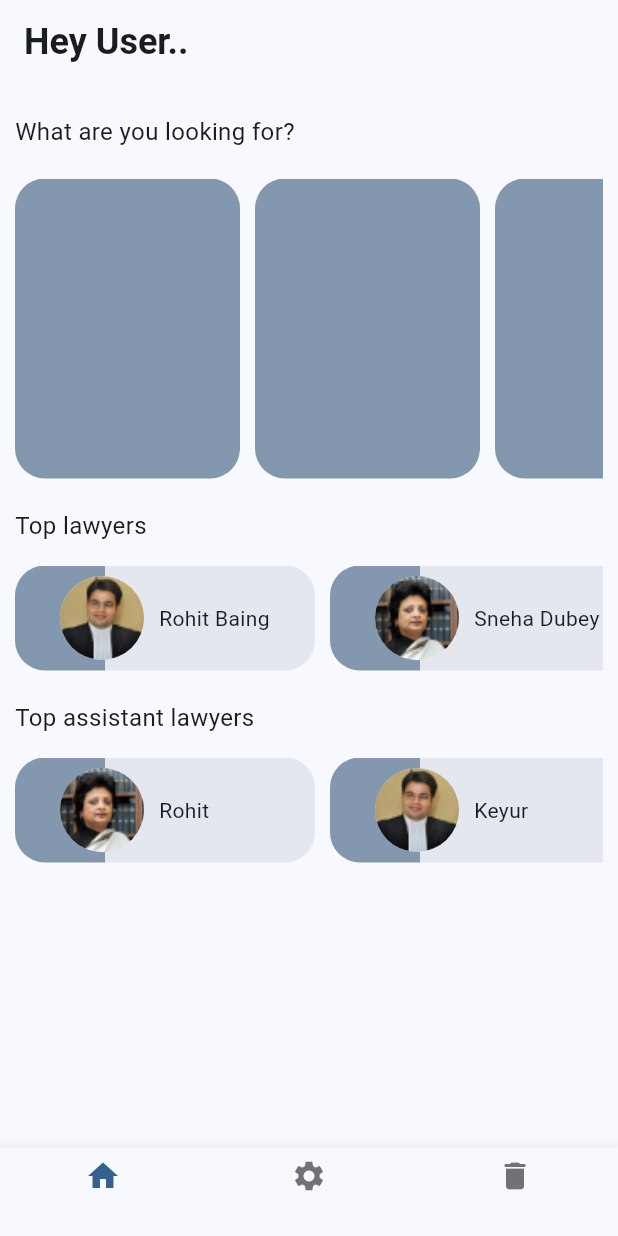
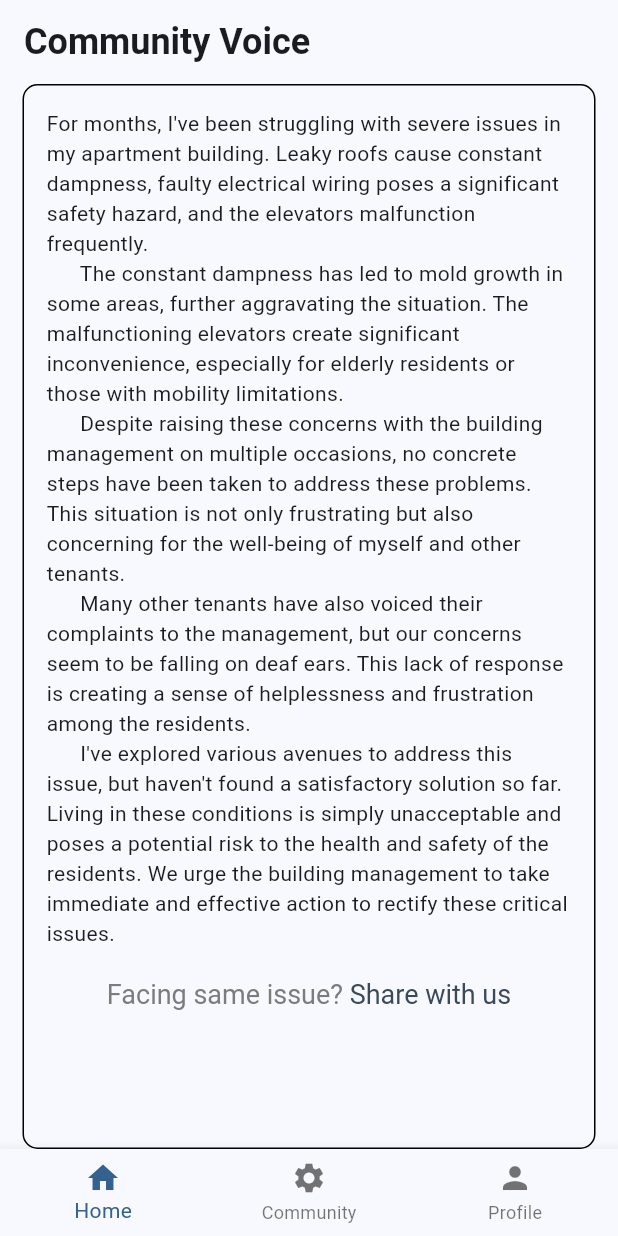
Before and after one commit to rohitbaing08/Nyayak, a Flutter app: the screen it shows after launch, on a phone screen of 412 x 824 dp. Run offline on Flutter 3.47's test engine with Material 3 defaults, Android fonts, the phone set to English and light mode, and no system bars; our stand-ins replace firebase_core, flutter_chat_types, flutter_chat_ui, go_router; accounts and stored records are empty.

Commit message:
Bottom nav bar added

```diff
--- a/lib/view/screens/bottom_nav.dart
+++ b/lib/view/screens/bottom_nav.dart
@@ -1,6 +1,6 @@
 import 'package:flutter/material.dart';
 import 'package:nyayak/view/screens/auth/login_view.dart';
-import 'package:nyayak/view/screens/auth/register_view.dart';
+import 'package:nyayak/view/screens/community/community_details_view.dart';
 import 'package:nyayak/view/screens/home_view.dart';
 
 class BottomNavBar extends StatefulWidget {
@@ -12,7 +12,11 @@ class BottomNavBar extends StatefulWidget {
 
 class _BottomNavBarState extends State<BottomNavBar> {
   int _currentIndex = 0;
-  final screens = [const HomeView(), const LoginView(), const RegisterView()];
+  final screens = [
+    const CommunityDetails(),
+    const LoginView(),
+    const HomeView()
+  ];
 
   @override
   Widget build(BuildContext context) {
@@ -22,9 +26,10 @@ class _BottomNavBarState extends State<BottomNavBar> {
         type: BottomNavigationBarType.fixed, // Fixed display all items
         currentIndex: _currentIndex,
         items: const [
-          BottomNavigationBarItem(icon: Icon(Icons.home), label: ''),
-          BottomNavigationBarItem(icon: Icon(Icons.settings), label: ''),
-          BottomNavigationBarItem(icon: Icon(Icons.delete), label: ''),
+          BottomNavigationBarItem(icon: Icon(Icons.home), label: 'Home'),
+          BottomNavigationBarItem(
+              icon: Icon(Icons.settings), label: 'Community'),
+          BottomNavigationBarItem(icon: Icon(Icons.person), label: 'Profile'),
         ],
         onTap: (index) {
           setState(() {
--- /dev/null
+++ b/lib/view/screens/community/community_details_view.dart
@@ -0,0 +1,60 @@
+import 'package:flutter/gestures.dart';
+import 'package:flutter/material.dart';
+import 'package:nyayak/res/colors.dart';
+
+class CommunityDetails extends StatelessWidget {
+  const CommunityDetails({super.key});
+
+  @override
+  Widget build(BuildContext context) {
+    return Scaffold(
+      appBar: AppBar(
+        title: const Text(
+          'Community Voice',
+          style: TextStyle(fontSize: 24, fontWeight: FontWeight.bold),
+        ),
+      ),
+      body: Padding(
+        padding: const EdgeInsets.symmetric(horizontal: 15),
+        child: Container(
+          padding: EdgeInsets.all(15),
+          decoration: BoxDecoration(
+              border: Border.all(width: 1, color: Colors.black),
+              borderRadius: BorderRadius.circular(10)),
+          child: Column(
+            children: [
+              const Text(
+                '''For months, I've been struggling with severe issues in my apartment building. Leaky roofs cause constant dampness, faulty electrical wiring poses a significant safety hazard, and the elevators malfunction frequently.
+      The constant dampness has led to mold growth in some areas, further aggravating the situation. The malfunctioning elevators create significant inconvenience, especially for elderly residents or those with mobility limitations.
+      Despite raising these concerns with the building management on multiple occasions, no concrete steps have been taken to address these problems. This situation is not only frustrating but also concerning for the well-being of myself and other tenants.
+      Many other tenants have also voiced their complaints to the management, but our concerns seem to be falling on deaf ears. This lack of response is creating a sense of helplessness and frustration among the residents.
+      I've explored various avenues to address this issue, but haven't found a satisfactory solution so far. Living in these conditions is simply unacceptable and poses a potential risk to the health and safety of the residents. We urge the building management to take immediate and effective action to rectify these critical issues.
+      ''',
+                style: TextStyle(fontSize: 14),
+              ),
+              SizedBox(
+                width: double.infinity,
+                child: RichText(
+                  textAlign: TextAlign.center,
+                  text: TextSpan(
+                      text: 'Facing same issue? ',
+                      style: const TextStyle(
+                          fontSize: 18,
+                          color: Color.fromRGBO(124, 124, 124, 1)),
+                      children: [
+                        TextSpan(
+                          text: 'Share with us',
+                          recognizer: TapGestureRecognizer()..onTap = () {},
+                          style: TextStyle(
+                              fontSize: 18, color: LightAppColors().seedColor),
+                        )
+                      ]),
+                ),
+              )
+            ],
+          ),
+        ),
+      ),
+    );
+  }
+}
```
Also changed, not shown: lib/view/screens/community/community_view.dart (added, +25 -0 lines), lib/view/screens/home_view.dart (+24 -1 lines).
